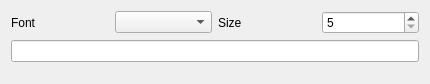
First picture: the form in ui/TextTool.ui, repository KDE/kxstitch, before the edit.
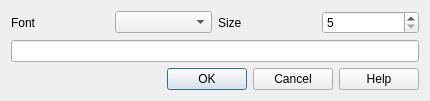
Second picture: the form after the edit. Custom widgets are drawn as their Qt base class.

Commit message: KDialog -> QDialog

The edit to the form file:
```diff
--- a/ui/TextTool.ui
+++ b/ui/TextTool.ui
@@ -70,6 +70,13 @@
      </property>
     </spacer>
    </item>
+   <item row="3" column="0">
+    <widget class="QDialogButtonBox" name="DialogButtonBox">
+     <property name="standardButtons">
+      <set>QDialogButtonBox::Cancel|QDialogButtonBox::Help|QDialogButtonBox::Ok</set>
+     </property>
+    </widget>
+   </item>
   </layout>
  </widget>
  <customwidgets>
```
The commit also changes 2 other files.
